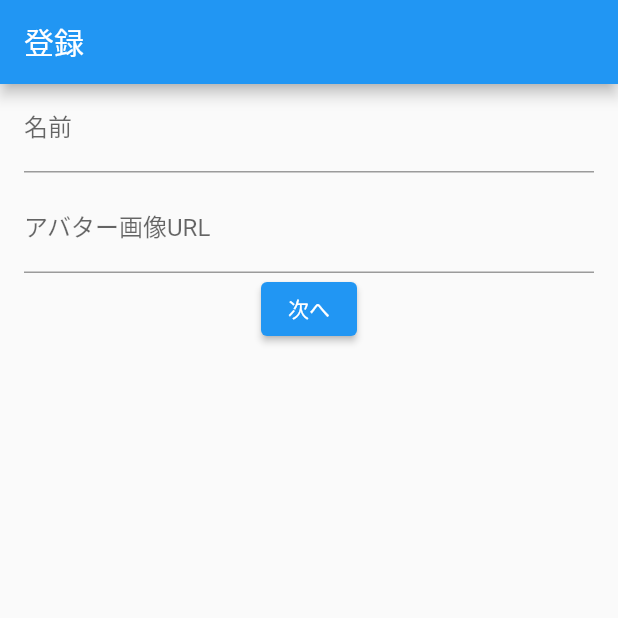
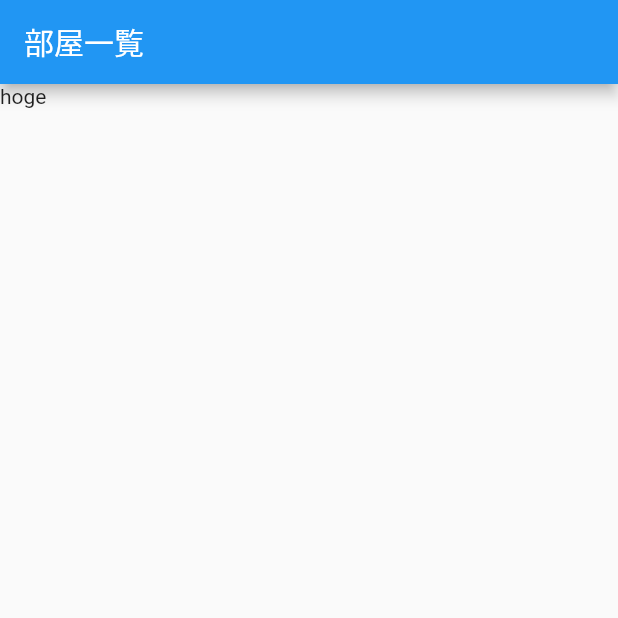
Before and after one commit to pantasystem/grpc-chat-app, a Flutter app: the screen it shows after launch, on a phone screen of 412 x 824 dp, the top half of it. Run offline on Flutter 3.47's test engine with Material 2 defaults, Android fonts, the phone set to English and light mode, and no system bars; our stand-ins replace fixnum, flutter_riverpod, go_router, shared_preferences; missing offline and left inert: grpc, protobuf; accounts and stored records are empty; statements that could not run were skipped.

Commit message:
feat: 登録時の画面などを実装

```diff
--- a/client/lib/main.dart
+++ b/client/lib/main.dart
@@ -1,4 +1,4 @@
-import 'package:client/pages/register_page.dart';
+import 'package:client/router.dart';
 import 'package:flutter/material.dart';
 import 'package:flutter_riverpod/flutter_riverpod.dart';
 
@@ -12,16 +12,25 @@ class MyApp extends StatelessWidget {
   // This widget is the root of your application.
   @override
   Widget build(BuildContext context) {
-    return ProviderScope(
-      child: MaterialApp(
-        title: 'Flutter Demo',
-        theme: ThemeData(
-          primarySwatch: Colors.blue,
-        ),
-        home: const RegisterPage(),
-      ),
+    return const ProviderScope(
+      child: RouterPage(),
     );
   }
 }
 
+class RouterPage extends ConsumerWidget {
+  const RouterPage({super.key});
+
+  @override
+  Widget build(BuildContext context, WidgetRef ref) {
+   final router = ref.watch(routerProvider);
+    return MaterialApp.router(
+      title: "Chat App",
+      theme: ThemeData(
+        primarySwatch: Colors.blue,
+      ),
+      routerConfig: router,
+    );
+  }
+}
 //  protoc --dart_out=grpc:client/lib/generated ./proto/message.proto
--- /dev/null
+++ b/client/lib/pages/home_page.dart
@@ -0,0 +1,24 @@
+
+import 'package:flutter/material.dart';
+import 'package:flutter_riverpod/flutter_riverpod.dart';
+
+class HomePage extends ConsumerStatefulWidget {
+  const HomePage({super.key});
+
+  @override
+  ConsumerState<ConsumerStatefulWidget> createState() {
+    return _HomePageState();
+  }
+}
+
+class _HomePageState extends ConsumerState<HomePage> {
+  @override
+  Widget build(BuildContext context) {
+    return Scaffold(
+      appBar: AppBar(
+        title: const Text("部屋一覧"),
+      ),
+      body: Text("hoge"),
+    );
+  }
+}
--- /dev/null
+++ b/client/lib/pages/initial_loading_page.dart
@@ -0,0 +1,19 @@
+import 'package:client/state/auth_state.dart';
+import 'package:flutter/material.dart';
+import 'package:flutter_riverpod/flutter_riverpod.dart';
+
+
+final _initialLoadProvider = FutureProvider.autoDispose((ref) {
+  return ref.read(authStoreProvider).fetch();
+});
+class InitialLoadingPage extends ConsumerWidget {
+  const InitialLoadingPage({super.key});
+
+  @override
+  Widget build(BuildContext context, WidgetRef ref) {
+    ref.watch(_initialLoadProvider);
+    return const Scaffold(
+      body: Center(child: CircularProgressIndicator(),),
+    );
+  }
+}
--- a/client/lib/pages/register_page.dart
+++ b/client/lib/pages/register_page.dart
@@ -1,6 +1,7 @@
 import 'package:client/state/auth_state.dart';
 import 'package:flutter/material.dart';
 import 'package:flutter_riverpod/flutter_riverpod.dart';
+import 'package:go_router/go_router.dart';
 
 class RegisterPage extends ConsumerStatefulWidget {
   const RegisterPage({super.key});
@@ -61,6 +62,8 @@ class _RegisterPageState extends ConsumerState<RegisterPage> {
                         .catchError((e, st) {
                       ScaffoldMessenger.of(context)
                           .showSnackBar(const SnackBar(content: Text("登録に失敗")));
+                    }).then((value) {
+                      context.go("/home");
                     });
                   },
                   child: const Text("次へ")),
--- /dev/null
+++ b/client/lib/router.dart
@@ -0,0 +1,45 @@
+import 'package:client/pages/home_page.dart';
+import 'package:client/pages/initial_loading_page.dart';
+import 'package:client/pages/register_page.dart';
+import 'package:client/state/auth_state.dart';
+import 'package:flutter/material.dart';
+import 'package:flutter_riverpod/flutter_riverpod.dart';
+import 'package:go_router/go_router.dart';
+
+final routerProvider = Provider((ref) {
+  final authStore = ref.read(authStoreProvider);
+  final router = GoRouter(
+      initialLocation: "/home",
+      refreshListenable: authStore,
+      routes: [
+        GoRoute(
+            path: "/splash",
+            pageBuilder: (context, state) {
+              return const MaterialPage(child: InitialLoadingPage());
+            }),
+        GoRoute(
+            path: "/home",
+            pageBuilder: (context, state) {
+              return const MaterialPage(child: HomePage());
+            }),
+        GoRoute(
+            path: "/register",
+            pageBuilder: (context, state) {
+              return const MaterialPage(child: RegisterPage());
+            }),
+      ],
+      redirect: (context, state) {
+        if (state.subloc != "/splash" && authStore.type == AuthStateType.loading) {
+          return "/splash";
+        }
+        if (state.subloc != "/register" &&
+            authStore.type == AuthStateType.unauthorized) {
+          return "/register";
+        }
+        if (state.subloc == "/splash" && authStore.type != AuthStateType.loading) {
+          return "/home";
+        }
+        return null;
+      });
+  return router;
+});
```
